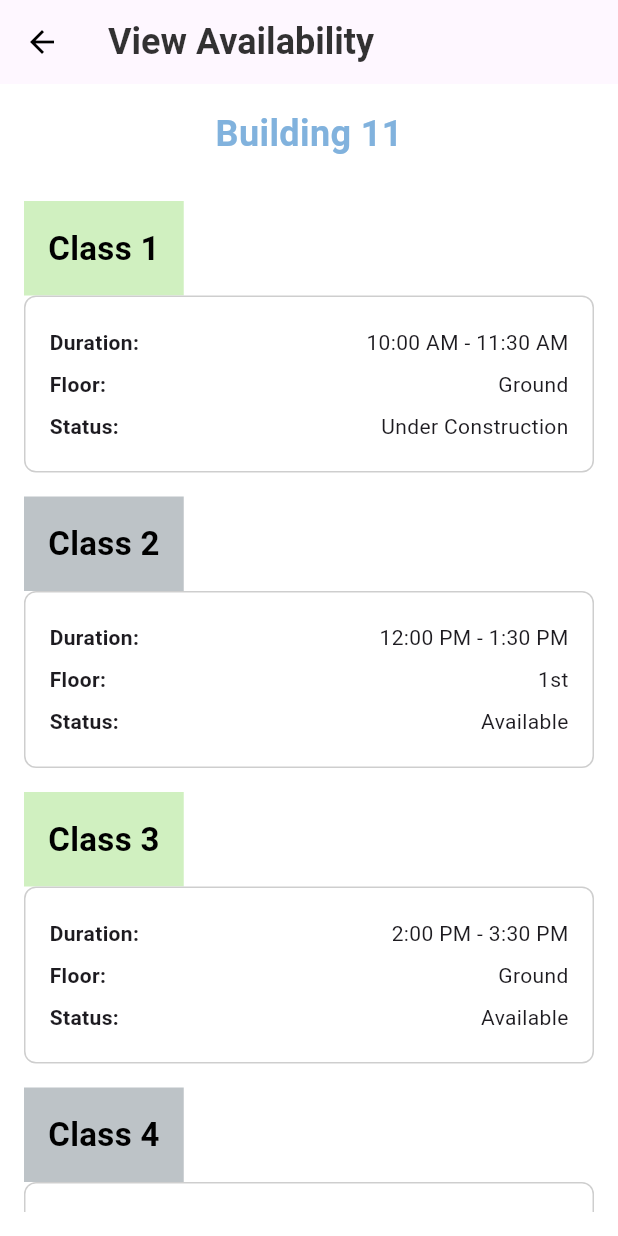
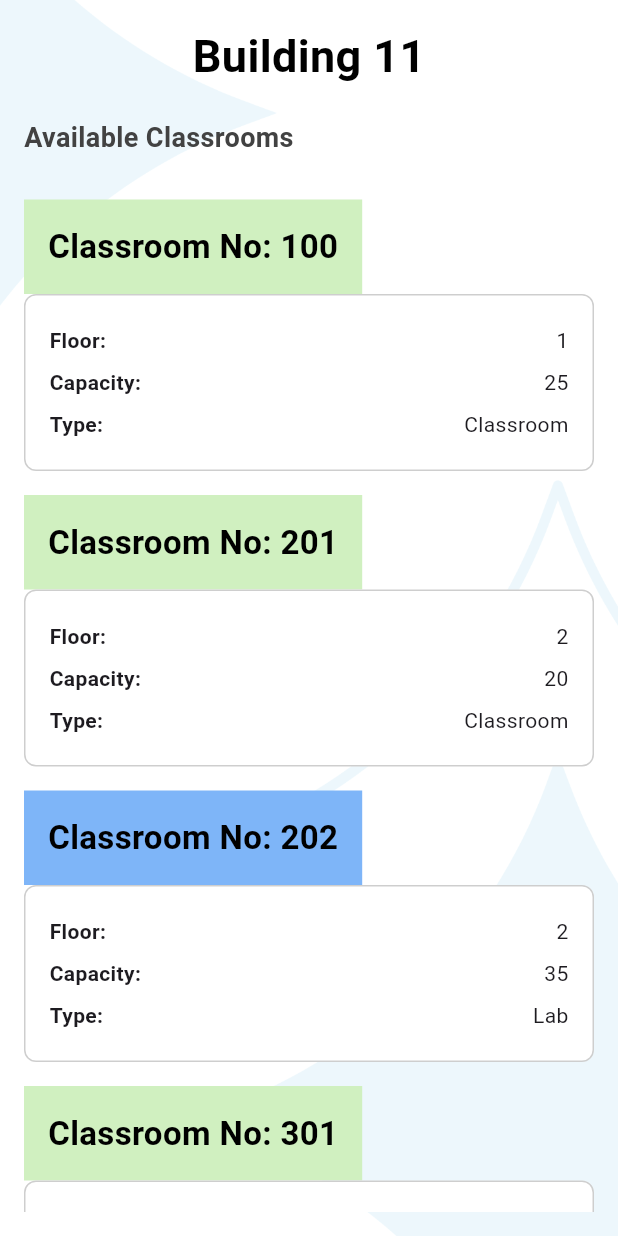
Before and after one commit to RawanTallha/ClasSwift-0.2, a Flutter app: the ServicesPage screen opened directly, on a phone screen of 412 x 824 dp. Run offline on Flutter 3.47's test engine with Material 3 defaults, Android fonts, the phone set to English and light mode, and no system bars.

Commit message:
Available Classes Page linked to files + Visulas

```diff
--- a/Frontend/classwift/lib/card/report_history_card.dart
+++ b/Frontend/classwift/lib/card/report_history_card.dart
@@ -1,3 +1,4 @@
+// ignore: unused_import
 import 'package:classwift/pages/history_page.dart';
 import 'package:flutter/material.dart';
 
--- a/Frontend/classwift/lib/card/services_card.dart
+++ b/Frontend/classwift/lib/card/services_card.dart
@@ -1,3 +1,4 @@
+// ignore: unused_import
 import 'package:classwift/pages/services_page.dart';
 import 'package:flutter/material.dart';
 
--- a/Frontend/classwift/lib/main.dart
+++ b/Frontend/classwift/lib/main.dart
@@ -18,9 +18,9 @@ class MainApp extends StatelessWidget {
     return MaterialApp(
       debugShowCheckedModeBanner: false,
       //home: HomePage(),
-      //home: ServicesPage(title: 'angry hams',),
+      home: ServicesPage(title: 'Available Classes',),
       //home: history_page(),
-      home: NavigationBarScreen(), // we start from here
+      //home: NavigationBarScreen(), // we start from here
       //home: LoginPage(),
       //home: DemoPage(),
     );
--- /dev/null
+++ b/Frontend/classwift/lib/models/building.dart
@@ -0,0 +1,63 @@
+// lib/models/building.dart
+
+class Classroom {
+  final int classroomNo;
+  final int floor;
+  final int capacity;
+  final bool isAvailable;
+  final bool isALab;
+
+  Classroom({
+    required this.classroomNo,
+    required this.floor,
+    required this.capacity,
+    required this.isAvailable,
+    required this.isALab,
+  });
+
+  factory Classroom.fromJson(Map<String, dynamic> json) {
+    return Classroom(
+      classroomNo: json['classroomNo'],
+      floor: json['floor'],
+      capacity: json['capacity'],
+      isAvailable: json['isAvailable'],
+      isALab: json['isALab'],
+    );
+  }
+}
+
+class Building {
+  final int buildingNo;
+  final String location;
+  final int numOfFloors;
+  final int numOfClassrooms;
+  final int capacity;
+  final bool accessible;
+  final List<Classroom> classrooms;
+
+  Building({
+    required this.buildingNo,
+    required this.location,
+    required this.numOfFloors,
+    required this.numOfClassrooms,
+    required this.capacity,
+    required this.accessible,
+    required this.classrooms,
+  });
+
+  factory Building.fromJson(Map<String, dynamic> json) {
+    var classroomList = json['classrooms'] as List;
+    List<Classroom> classroomObjects =
+        classroomList.map((i) => Classroom.fromJson(i)).toList();
+
+    return Building(
+      buildingNo: json['buildingNo'],
+      location: json['location'],
+      numOfFloors: json['numOfFloors'],
+      numOfClassrooms: json['numOfClassrooms'],
+      capacity: json['capacity'],
+      accessible: json['accessible'],
+      classrooms: classroomObjects,
+    );
+  }
+}
--- a/Frontend/classwift/lib/pages/services_page.dart
+++ b/Frontend/classwift/lib/pages/services_page.dart
@@ -1,83 +1,109 @@
+import 'dart:convert';
 import 'package:flutter/material.dart';
+import 'package:flutter/services.dart';
+import '../models/building.dart';
 
-class ServicesPage extends StatelessWidget {
-  const ServicesPage({Key? key, required this.title}) : super(key: key);
+class ServicesPage extends StatefulWidget {
   final String title;
+
+  ServicesPage({Key? key, required this.title}) : super(key: key);
+
+  @override
+  _ServicesPageState createState() => _ServicesPageState();
+}
+
+class _ServicesPageState extends State<ServicesPage> {
+  late Future<Building> futureBuilding;
+
+  Future<Building> loadBuildingData() async {
+    final String response = await rootBundle.loadString('lib/assets/building11.json');
+    final data = await json.decode(response);
+    return Building.fromJson(data);
+  }
+
+  @override
+  void initState() {
+    super.initState();
+    futureBuilding = loadBuildingData();
+  }
 
   @override
   Widget build(BuildContext context) {
     return Scaffold(
-      appBar: AppBar(
-        title: AnimatedOpacity(
-          opacity: 0.8, // Adjust opacity for desired fade level
-          duration: const Duration(milliseconds: 300), // Adjust duration for fade speed
+      body: Container(
+        decoration: BoxDecoration(
+          image: DecorationImage(
+            image: AssetImage('lib/assets/wallpaper.png'), // Set your background image here
+            fit: BoxFit.cover, // This will cover the whole screen
+          ),
+        ),
+        padding: const EdgeInsets.all(16.0),
+        child: FutureBuilder<Building>(
+          future: futureBuilding,
+          builder: (context, snapshot) {
+            if (snapshot.connectionState == ConnectionState.waiting) {
+              return Center(child: CircularProgressIndicator());
+            } else if (snapshot.hasError) {
+              return Center(child: Text('Error: ${snapshot.error}'));
+            } else {
+              Building building = snapshot.data!;
+
+              // Filter only available classrooms
+              final availableClassrooms = building.classrooms.where((classroom) => classroom.isAvailable).toList();
+
+              return Column(
+                crossAxisAlignment: CrossAxisAlignment.start,
+                children: [
+                  // Centered Title: Hardcoded "Building 11"
+                  Center(
                     child: Text(
-            title,
-            style: const TextStyle(
-              fontSize: 24,
+                      'Building 11', // Hardcoded text
+                      style: TextStyle(
+                        fontSize: 30,
                         fontWeight: FontWeight.bold,
-              color: Colors.black, // Keep the text color black
+                        color: Colors.black, // Adjust for visibility
                       ),
                     ),
                   ),
-        backgroundColor: Colors.transparent, // Make the AppBar transparent
-        elevation: 0, // Remove the shadow
-        iconTheme: const IconThemeData(color: Colors.black), // Set the back button color to black
-      ),
-      body: Container(
-        color: Colors.white,
-        padding: const EdgeInsets.all(16.0),
-        child: Column(
-          children: [
-            // Header
+                  const SizedBox(height: 20),
+                  // Available Classrooms Title
                   Text(
-              'Building 11',
+                    'Available Classrooms',
                     style: TextStyle(
-                fontSize: 24,
+                      fontSize: 18,
                       fontWeight: FontWeight.bold,
-                color: Color(0xFF81B2DD), // Set the text color to 81B2DD
+                      color: Colors.grey[800], // Grey color for the title
                     ),
                   ),
                   const SizedBox(height: 20),
                   // Class List
                   Expanded(
-              child: ListView(
-                children: [
-                  // Example Class Entries
-                  buildClassBar(
-                      'Class 1',
-                      '10:00 AM - 11:30 AM',
-                      'Ground',
-                      'Under Construction',
-                      Color(0xFFD0F0C0)), // Light Apple Green
-                  buildClassBar(
-                      'Class 2',
-                      '12:00 PM - 1:30 PM',
-                      '1st',
-                      'Available',
-                      Color(0xFFBDC3C7)), // Light Gray
-                  buildClassBar(
-                      'Class 3',
-                      '2:00 PM - 3:30 PM',
-                      'Ground',
-                      'Available',
-                      Color(0xFFD0F0C0)), // Light Apple Green
-                  buildClassBar(
-                      'Class 4',
-                      '4:00 PM - 5:30 PM',
-                      '1st',
-                      'Under Construction',
-                      Color(0xFFBDC3C7)), // Light Gray
-                ],
+                    child: ListView.builder(
+                      itemCount: availableClassrooms.length,
+                      itemBuilder: (context, index) {
+                        Classroom classroom = availableClassrooms[index];
+                        return buildClassBar(
+                          classroom.classroomNo.toString(),
+                          classroom.floor.toString(),
+                          classroom.capacity.toString(),
+                          classroom.isALab, // Pass lab status for coloring
+                        );
+                      },
                     ),
                   ),
                 ],
+              );
+            }
+          },
         ),
       ),
     );
   }
 
-  Widget buildClassBar(String classNumber, String duration, String floor, String status, Color color) {
+  Widget buildClassBar(String classNumber, String floor, String capacity, bool isALab) {
+    Color color = isALab ? Color.fromARGB(255, 126, 181, 248) // Light red for labs
+                          : Color(0xFFD0F0C0); // Light green for regular classrooms
+
     return Container(
       margin: const EdgeInsets.symmetric(vertical: 8.0),
       child: Column(
@@ -88,7 +114,7 @@ class ServicesPage extends StatelessWidget {
             color: color,
             padding: const EdgeInsets.all(16.0),
             child: Text(
-              classNumber,
+              'Classroom No: $classNumber',
               style: const TextStyle(
                 fontSize: 22,
                 fontWeight: FontWeight.bold,
@@ -107,9 +133,9 @@ class ServicesPage extends StatelessWidget {
             child: Column(
               crossAxisAlignment: CrossAxisAlignment.start,
               children: [
-                buildDetailRow('Duration:', duration),
                 buildDetailRow('Floor:', floor),
-                buildDetailRow('Status:', status),
+                buildDetailRow('Capacity:', capacity),
+                buildDetailRow('Type:', isALab ? 'Lab' : 'Classroom'), // Display classroom type
               ],
             ),
           ),
```
Also changed, not shown: Frontend/classwift/pubspec.lock. Lines whose indentation alone changed are shown as unchanged.
